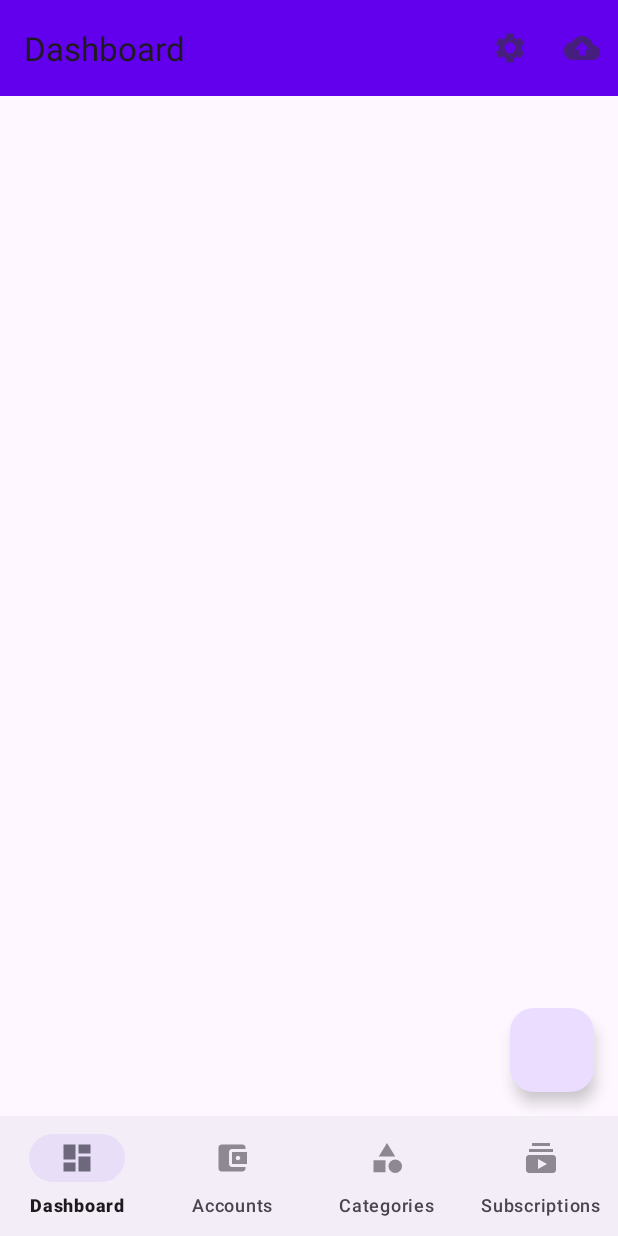
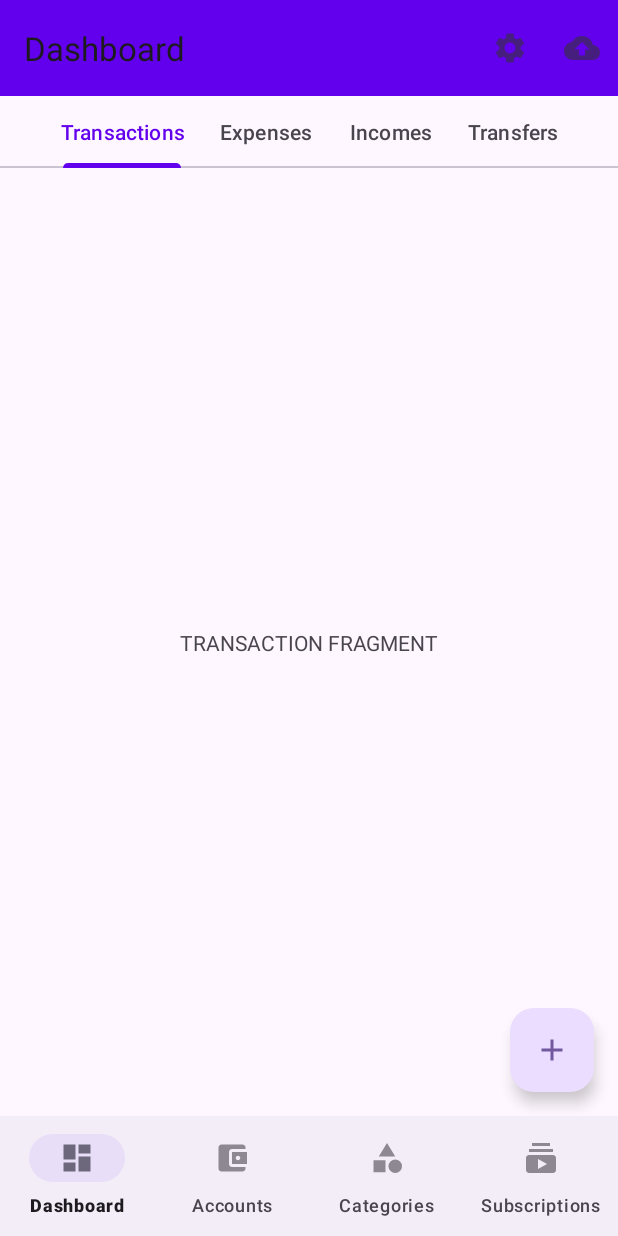
Before and after one commit to markdeluk/FinBill, an Android app: the MainActivity screen opened directly, with no data from a screen before it, on a phone screen of 412 x 824 dp. Run offline under Robolectric (Android 15) with nearby library versions, the phone set to English and light mode, and no system bars; our stand-ins replace navigation-ui; 1 statement that could not run was skipped.

Commit message:
Initial support for tabs inside Dashboard: it seems that you cannot embed a navigation component (controlled through the tabs) inside another one (controlled by the bottom navigation bar).

```diff
--- a/app/src/main/java/com/marco/finbill/ui/main/MainActivity.java
+++ b/app/src/main/java/com/marco/finbill/ui/main/MainActivity.java
@@ -18,6 +18,10 @@ import android.view.MenuItem;
 import com.google.android.material.bottomnavigation.BottomNavigationView;
 import com.marco.finbill.R;
 import com.marco.finbill.sql.model.FinBillViewModel;
+import com.marco.finbill.sql.transaction.expense.Expense;
+import com.marco.finbill.ui.main.adapters.ExpenseAdapter;
+import com.marco.finbill.ui.main.adapters.IncomeAdapter;
+import com.marco.finbill.ui.main.adapters.TransferAdapter;
 import com.marco.finbill.ui.welcome.WelcomeActivity;
 
 import java.util.Objects;
@@ -26,8 +30,6 @@ public class MainActivity extends AppCompatActivity {
 
     private NavController navController;
     private AppBarConfiguration appBarConfiguration;
-
-    private FinBillViewModel viewModel;
 
     public MainActivity() {
     }
@@ -44,6 +46,10 @@ public class MainActivity extends AppCompatActivity {
             startActivity(intent);
         }
 
+        // Data settings
+
+        FinBillViewModel viewModel = new ViewModelProvider(this).get(FinBillViewModel.class);
+
         // UI settings
 
         Toolbar toolbar = findViewById(R.id.toolbar);
@@ -57,11 +63,18 @@ public class MainActivity extends AppCompatActivity {
 
         BottomNavigationView bottomNavigationView = findViewById(R.id.bottomNavigationView);
         NavigationUI.setupWithNavController(bottomNavigationView, navController);
-
-        // Data settings
-
-        viewModel = new ViewModelProvider(this).get(FinBillViewModel.class);
-
+        bottomNavigationView.setOnItemSelectedListener(item -> {
+            if (item.getItemId() == R.id.mainFragmentDashboard) {
+                navController.navigate(R.id.mainFragmentDashboard);
+            } else if (item.getItemId() == R.id.mainFragmentAccounts) {
+                navController.navigate(R.id.mainFragmentAccounts);
+            } else if (item.getItemId() == R.id.mainFragmentCategories) {
+                navController.navigate(R.id.mainFragmentCategories);
+            } else if (item.getItemId() == R.id.mainFragmentSubscriptions) {
+                navController.navigate(R.id.mainFragmentSubscriptions);
+            }
+            return true;
+        });
 
     }
 
--- a/app/src/main/java/com/marco/finbill/ui/main/MainFragmentAccounts.java
+++ b/app/src/main/java/com/marco/finbill/ui/main/MainFragmentAccounts.java
@@ -31,14 +31,14 @@ public class MainFragmentAccounts extends Fragment {
     @Override
     public View onCreateView(LayoutInflater inflater, ViewGroup container, Bundle savedInstanceState) {
         View rootView = inflater.inflate(R.layout.fragment_main_accounts, container, false);
-        /*FloatingActionButton fab = requireActivity().findViewById(R.id.fab);
+        FloatingActionButton fab = requireActivity().findViewById(R.id.fab);
         fab.setImageDrawable(ResourcesCompat.getDrawable(getResources(), R.drawable.accounts_icon, requireActivity().getTheme()));
         fab.setOnClickListener(new View.OnClickListener() {
             @Override
             public void onClick(View view) {
                 Snackbar.make(view, "Accounts", Snackbar.LENGTH_LONG).show();
             }
-        });*/
+        });
 
         return rootView;
     }
--- a/app/src/main/java/com/marco/finbill/ui/main/MainFragmentCategories.java
+++ b/app/src/main/java/com/marco/finbill/ui/main/MainFragmentCategories.java
@@ -32,14 +32,14 @@ public class MainFragmentCategories extends Fragment {
     public View onCreateView(LayoutInflater inflater, ViewGroup container,
                              Bundle savedInstanceState) {
         View rootView = inflater.inflate(R.layout.fragment_main_categories, container, false);
-        /*FloatingActionButton fab = requireActivity().findViewById(R.id.fab);
+        FloatingActionButton fab = requireActivity().findViewById(R.id.fab);
         fab.setImageDrawable(ResourcesCompat.getDrawable(getResources(), R.drawable.categories_icon, requireActivity().getTheme()));
         fab.setOnClickListener(new View.OnClickListener() {
             @Override
             public void onClick(View view) {
                 Snackbar.make(view, "Categories", Snackbar.LENGTH_LONG).show();
             }
-        });*/
+        });
 
         return rootView;
     }
--- a/app/src/main/java/com/marco/finbill/ui/main/MainFragmentDashboard.java
+++ b/app/src/main/java/com/marco/finbill/ui/main/MainFragmentDashboard.java
@@ -1,32 +1,50 @@
 package com.marco.finbill.ui.main;
 
+import android.content.Intent;
 import android.os.Bundle;
 
 import androidx.annotation.NonNull;
 import androidx.annotation.Nullable;
+import androidx.core.content.res.ResourcesCompat;
 import androidx.fragment.app.Fragment;
 import androidx.lifecycle.ViewModelProvider;
+import androidx.navigation.NavController;
+import androidx.navigation.NavHost;
+import androidx.navigation.Navigation;
+import androidx.navigation.fragment.NavHostFragment;
+import androidx.navigation.ui.NavigationUI;
 import androidx.recyclerview.widget.ConcatAdapter;
 import androidx.recyclerview.widget.LinearLayoutManager;
 import androidx.recyclerview.widget.RecyclerView;
+import androidx.viewpager2.widget.ViewPager2;
 
 import android.view.LayoutInflater;
 import android.view.View;
 import android.view.ViewGroup;
 
+import com.google.android.material.floatingactionbutton.FloatingActionButton;
+import com.google.android.material.snackbar.Snackbar;
+import com.google.android.material.tabs.TabLayout;
+import com.google.android.material.tabs.TabLayoutMediator;
 import com.marco.finbill.R;
 import com.marco.finbill.sql.model.FinBillViewModel;
-import com.marco.finbill.sql.transaction.expense.ExpenseDao;
 import com.marco.finbill.ui.main.adapters.ExpenseAdapter;
 import com.marco.finbill.ui.main.adapters.IncomeAdapter;
 import com.marco.finbill.ui.main.adapters.TransferAdapter;
+import com.marco.finbill.ui.addtransaction.AddTransactionActivity;
+import com.marco.finbill.ui.main.dashboard.DashboardAdapter;
+
+import java.util.Objects;
 
 public class MainFragmentDashboard extends Fragment {
 
-    private FinBillViewModel viewModel;
-    private ExpenseAdapter expenseAdapter;
-    private IncomeAdapter incomeAdapter;
-    private TransferAdapter transferAdapter;
+    private final int TRANSACTIONS = 0;
+    public final int EXPENSES = 1;
+    public final int INCOMES = 2;
+    public final int TRANSFERS = 3;
+
+    private DashboardAdapter dashboardAdapter;
+    private ViewPager2 viewPager2;
 
     public MainFragmentDashboard() {
     }
@@ -34,15 +52,12 @@ public class MainFragmentDashboard extends Fragment {
     @Override
     public void onCreate(Bundle savedInstanceState) {
         super.onCreate(savedInstanceState);
-        expenseAdapter = new ExpenseAdapter();
-        incomeAdapter = new IncomeAdapter();
-        transferAdapter = new TransferAdapter();
-        viewModel = new ViewModelProvider(requireActivity()).get(FinBillViewModel.class);
     }
 
     @Override
     public View onCreateView(LayoutInflater inflater, ViewGroup container, Bundle savedInstanceState) {
-        return inflater.inflate(R.layout.fragment_main_dashboard, container, false);
+        View rootView = inflater.inflate(R.layout.fragment_main_dashboard, container, false);
+        return rootView;
     }
 
     @Override
@@ -50,14 +65,13 @@ public class MainFragmentDashboard extends Fragment {
 
         super.onViewCreated(view, savedInstanceState);
 
-        viewModel = new ViewModelProvider(requireActivity()).get(FinBillViewModel.class);
-
-        RecyclerView recyclerView = view.findViewById(R.id.recyclerView);
-        recyclerView.hasFixedSize();
-        recyclerView.setLayoutManager(new LinearLayoutManager(getContext()));
-
-        ConcatAdapter concatAdapter = new ConcatAdapter(expenseAdapter, incomeAdapter, transferAdapter);
-        recyclerView.setAdapter(concatAdapter);
-
+        NavHostFragment navHostFragment = (NavHostFragment) getChildFragmentManager().findFragmentById(R.id.fragmentContainerView);
+        NavController navController = Objects.requireNonNull(navHostFragment).getNavController();
+        TabLayout tabLayout = view.findViewById(R.id.tabLayout);
+        tabLayout.addTab(tabLayout.newTab().setText(R.string.transactions));
+        tabLayout.addTab(tabLayout.newTab().setText(R.string.expenses));
+        tabLayout.addTab(tabLayout.newTab().setText(R.string.incomes));
+        tabLayout.addTab(tabLayout.newTab().setText(R.string.transfers));
+        tabLayout.
     }
 }
--- a/app/src/main/java/com/marco/finbill/ui/main/MainFragmentSubscriptions.java
+++ b/app/src/main/java/com/marco/finbill/ui/main/MainFragmentSubscriptions.java
@@ -32,14 +32,14 @@ public class MainFragmentSubscriptions extends Fragment {
     @Override
     public View onCreateView(LayoutInflater inflater, ViewGroup container, Bundle savedInstanceState) {
         View rootView =  inflater.inflate(R.layout.fragment_main_subscriptions, container, false);
-        /*FloatingActionButton fab = requireActivity().findViewById(R.id.fab);
+        FloatingActionButton fab = requireActivity().findViewById(R.id.fab);
         fab.setImageDrawable(ResourcesCompat.getDrawable(getResources(), R.drawable.subscriptions_icon, requireActivity().getTheme()));
         fab.setOnClickListener(new View.OnClickListener() {
             @Override
             public void onClick(View view) {
                 Snackbar.make(view, "Subscriptions", Snackbar.LENGTH_LONG).show();
             }
-        });*/
+        });
 
         return rootView;
     }
--- /dev/null
+++ b/app/src/main/java/com/marco/finbill/ui/main/dashboard/TransactionFragment.java
@@ -0,0 +1,82 @@
+package com.marco.finbill.ui.main.dashboard;
+
+import android.content.Intent;
+import android.os.Bundle;
+
+import androidx.annotation.NonNull;
+import androidx.annotation.Nullable;
+import androidx.core.content.res.ResourcesCompat;
+import androidx.fragment.app.Fragment;
+import androidx.lifecycle.ViewModelProvider;
+import androidx.recyclerview.widget.ConcatAdapter;
+import androidx.recyclerview.widget.LinearLayoutManager;
+import androidx.recyclerview.widget.RecyclerView;
+
+import android.view.LayoutInflater;
+import android.view.View;
+import android.view.ViewGroup;
+
+import com.google.android.material.floatingactionbutton.FloatingActionButton;
+import com.google.android.material.snackbar.Snackbar;
+import com.marco.finbill.R;
+import com.marco.finbill.sql.model.FinBillViewModel;
+import com.marco.finbill.ui.addtransaction.AddTransactionActivity;
+import com.marco.finbill.ui.main.adapters.ExpenseAdapter;
+import com.marco.finbill.ui.main.adapters.IncomeAdapter;
+import com.marco.finbill.ui.main.adapters.TransferAdapter;
+
+public class TransactionFragment extends Fragment {
+
+    public TransactionFragment() {
+    }
+
+    @Override
+    public void onCreate(Bundle savedInstanceState) {
+        super.onCreate(savedInstanceState);
+    }
+
+    @Override
+    public View onCreateView(LayoutInflater inflater, ViewGroup container,
+                             Bundle savedInstanceState) {
+        return inflater.inflate(R.layout.fragment_transaction, container, false);
+    }
+
+    @Override
+    public void onViewCreated(@NonNull View view, @Nullable Bundle savedInstanceState) {
+        super.onViewCreated(view, savedInstanceState);
+
+        FinBillViewModel viewModel = new ViewModelProvider(requireActivity()).get(FinBillViewModel.class);
+        ExpenseAdapter expenseAdapter = new ExpenseAdapter();
+        IncomeAdapter incomeAdapter = new IncomeAdapter();
+        TransferAdapter transferAdapter = new TransferAdapter();
+        ConcatAdapter concatAdapter = new ConcatAdapter(expenseAdapter, incomeAdapter, transferAdapter);
+        RecyclerView recyclerView = view.findViewById(R.id.transaction_recycler_view);
+        recyclerView.hasFixedSize();
+        recyclerView.setLayoutManager(new LinearLayoutManager(getContext()));
+        recyclerView.setAdapter(concatAdapter);
+
+    }
+
+    @Override
+    public void onResume() {
+        super.onResume();
+
+        FloatingActionButton fab = requireActivity().findViewById(R.id.fab);
+        fab.setImageDrawable(ResourcesCompat.getDrawable(getResources(), R.drawable.add_icon, requireActivity().getTheme()));
+        fab.setOnClickListener(new View.OnClickListener() {
+            @Override
+            public void onClick(View view) {
+                Intent intent = new Intent(getContext(), AddTransactionActivity.class);
+                intent.putExtra("type", "expense");
+                startActivity(intent);
+            }
+        });
+        fab.setOnLongClickListener(new View.OnLongClickListener() {
+            @Override
+            public boolean onLongClick(View view) {
+                Snackbar.make(view, R.string.add_expense, Snackbar.LENGTH_LONG).show();
+                return true;
+            }
+        });
+    }
+}
--- a/app/src/main/res/layout/fragment_main_dashboard.xml
+++ b/app/src/main/res/layout/fragment_main_dashboard.xml
@@ -7,10 +7,26 @@
     android:layout_height="match_parent"
     tools:context=".ui.main.MainFragmentDashboard">
 
-    <androidx.recyclerview.widget.RecyclerView
-        android:id="@+id/recyclerView"
+    <com.google.android.material.tabs.TabLayout
+        android:id="@+id/tabLayout"
         android:layout_width="match_parent"
-        android:layout_height="match_parent"
-        />
+        android:layout_height="wrap_content"
+        app:tabMode="scrollable"
+        app:tabGravity="center"
+        app:layout_constraintEnd_toEndOf="parent"
+        app:layout_constraintStart_toStartOf="parent"
+        app:layout_constraintTop_toTopOf="parent" />
+
+    <androidx.fragment.app.FragmentContainerView
+        android:id="@+id/fragmentContainerView"
+        android:name="androidx.navigation.fragment.NavHostFragment"
+        android:layout_width="match_parent"
+        android:layout_height="wrap_content"
+        app:defaultNavHost="true"
+        app:layout_constraintBottom_toBottomOf="parent"
+        app:layout_constraintTop_toBottomOf="@id/tabLayout"
+        app:layout_constraintStart_toStartOf="parent"
+        app:layout_constraintEnd_toEndOf="parent"
+        app:navGraph="@navigation/transaction_type_navigation" />
 
 </androidx.constraintlayout.widget.ConstraintLayout>
--- /dev/null
+++ b/app/src/main/res/layout/fragment_transaction.xml
@@ -0,0 +1,27 @@
+<?xml version="1.0" encoding="utf-8"?>
+<androidx.constraintlayout.widget.ConstraintLayout xmlns:android="http://schemas.android.com/apk/res/android"
+    xmlns:app="http://schemas.android.com/apk/res-auto"
+    xmlns:tools="http://schemas.android.com/tools"
+    android:id="@+id/frameLayout6"
+    android:layout_width="match_parent"
+    android:layout_height="match_parent"
+    tools:context=".ui.main.dashboard.ExpenseFragment">
+
+    <TextView
+        android:id="@+id/textView8"
+        android:layout_width="wrap_content"
+        android:layout_height="wrap_content"
+        android:text="TRANSACTION FRAGMENT"
+        app:layout_constraintEnd_toEndOf="parent"
+        app:layout_constraintStart_toStartOf="parent"
+        app:layout_constraintTop_toTopOf="parent" />
+
+    <androidx.recyclerview.widget.RecyclerView
+        android:id="@+id/transaction_recycler_view"
+        android:layout_width="0dp"
+        android:layout_height="0dp"
+        app:layout_constraintBottom_toBottomOf="parent"
+        app:layout_constraintEnd_toEndOf="parent"
+        app:layout_constraintStart_toStartOf="parent"
+        app:layout_constraintTop_toBottomOf="@+id/textView8" />
+</androidx.constraintlayout.widget.ConstraintLayout>
--- /dev/null
+++ b/app/src/main/res/navigation/transaction_type_navigation.xml
@@ -0,0 +1,67 @@
+<?xml version="1.0" encoding="utf-8"?>
+<navigation xmlns:android="http://schemas.android.com/apk/res/android"
+    xmlns:app="http://schemas.android.com/apk/res-auto"
+    xmlns:tools="http://schemas.android.com/tools"
+    android:id="@+id/transaction_type_navigation"
+    app:startDestination="@id/transactionFragment">
+
+    <fragment
+        android:id="@+id/transactionFragment"
+        android:name="com.marco.finbill.ui.main.dashboard.TransactionFragment"
+        android:label="TransactionFragment" >
+        <action
+            android:id="@+id/action_transactionFragment_to_expenseFragment"
+            app:destination="@id/expenseFragment" />
+        <action
+            android:id="@+id/action_transactionFragment_to_incomeFragment"
+            app:destination="@id/incomeFragment" />
+        <action
+            android:id="@+id/action_transactionFragment_to_transferFragment"
+            app:destination="@id/transferFragment" />
+    </fragment>
+    <fragment
+        android:id="@+id/incomeFragment"
+        android:name="com.marco.finbill.ui.main.dashboard.IncomeFragment"
+        android:label="fragment_income"
+        tools:layout="@layout/fragment_income" >
+        <action
+            android:id="@+id/action_incomeFragment_to_transactionFragment"
+            app:destination="@id/transactionFragment" />
+        <action
+            android:id="@+id/action_incomeFragment_to_expenseFragment"
+            app:destination="@id/expenseFragment" />
+        <action
+            android:id="@+id/action_incomeFragment_to_transferFragment"
+            app:destination="@id/transferFragment" />
+    </fragment>
+    <fragment
+        android:id="@+id/transferFragment"
+        android:name="com.marco.finbill.ui.main.dashboard.TransferFragment"
+        android:label="fragment_transfer"
+        tools:layout="@layout/fragment_transfer" >
+        <action
+            android:id="@+id/action_transferFragment_to_incomeFragment"
+            app:destination="@id/incomeFragment" />
+        <action
+            android:id="@+id/action_transferFragment_to_transactionFragment"
+            app:destination="@id/transactionFragment" />
+        <action
+            android:id="@+id/action_transferFragment_to_expenseFragment"
+            app:destination="@id/expenseFragment" />
+    </fragment>
+    <fragment
+        android:id="@+id/expenseFragment"
+        android:name="com.marco.finbill.ui.main.dashboard.ExpenseFragment"
+        android:label="fragment_transaction"
+        tools:layout="@layout/fragment_transaction" >
+        <action
+            android:id="@+id/action_expenseFragment_to_transactionFragment"
+            app:destination="@id/transactionFragment" />
+        <action
+            android:id="@+id/action_expenseFragment_to_incomeFragment"
+            app:destination="@id/incomeFragment" />
+        <action
+            android:id="@+id/action_expenseFragment_to_transferFragment"
+            app:destination="@id/transferFragment" />
+    </fragment>
+</navigation>
--- a/app/src/main/res/values/strings.xml
+++ b/app/src/main/res/values/strings.xml
@@ -19,6 +19,11 @@
     <string name="backup" translatable="false">Backup and restore</string>
     <string name="fab" translatable="false">FAB</string>
 
+    <string name="transactions" translatable="false">Transactions</string>
+    <string name="expenses" translatable="false">Expenses</string>
+    <string name="incomes" translatable="false">Incomes</string>
+    <string name="transfers" translatable="false">Transfers</string>
+
     <string name="picture_placeholder" translatable="false">PICTURE</string>
     <string name="title_placeholder" translatable="false">TITLE</string>
     <string name="from_placeholder" translatable="false">FROM</string>
@@ -31,4 +36,9 @@
 
     <string name="minus" translatable="false">-</string>
     <string name="plus" translatable="false">+</string>
+
+    <string name="add_transaction" translatable="false">Add a new transaction</string>
+    <string name="add_expense" translatable="false">Add a new expense</string>
+    <string name="add_income" translatable="false">Add a new income</string>
+    <string name="add_transfer" translatable="false">Add a new transfer</string>
 </resources>
```
Also changed, not shown: app/src/main/AndroidManifest.xml (+9 -0 lines), app/src/main/java/com/marco/finbill/ui/addtransaction/AddTransactionActivity.java (added, +37 -0 lines), app/src/main/java/com/marco/finbill/ui/main/dashboard/DashboardAdapter.java (added, +52 -0 lines), app/src/main/java/com/marco/finbill/ui/main/dashboard/ExpenseFragment.java (added, +82 -0 lines), app/src/main/java/com/marco/finbill/ui/main/dashboard/IncomeFragment.java (added, +79 -0 lines), app/src/main/java/com/marco/finbill/ui/main/dashboard/TransferFragment.java (added, +78 -0 lines), app/src/main/res/layout/activity_add_transaction.xml (added, +19 -0 lines), app/src/main/res/layout/fragment_expense.xml (added, +27 -0 lines), app/src/main/res/layout/fragment_income.xml (added, +27 -0 lines), app/src/main/res/layout/fragment_transfer.xml (added, +27 -0 lines).
